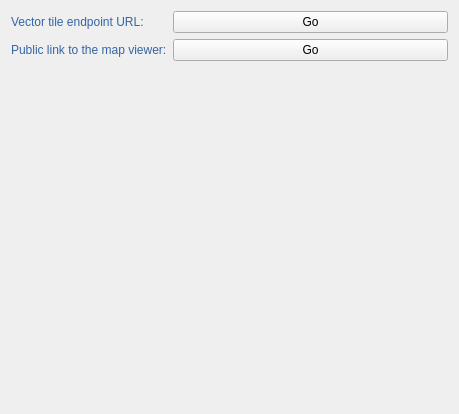
Before: the Qt Designer form geotuileur/gui/publication_creation/qwp_status.ui in JulesGrillot/plugin-qgis-geoplateforme, drawn with Qt 5.
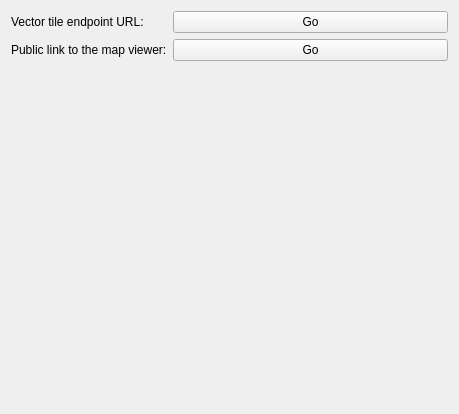
After: the same form once the commit is applied.

Commit message: Remove specific style for QLabel

```diff
--- a/geotuileur/gui/publication_creation/qwp_status.ui
+++ b/geotuileur/gui/publication_creation/qwp_status.ui
@@ -32,10 +32,6 @@
        <verstretch>0</verstretch>
       </sizepolicy>
      </property>
-     <property name="styleSheet">
-      <string notr="true">font: 75 11pt &quot;Ubuntu Condensed&quot;;
-color: rgb(52, 101, 164);</string>
-     </property>
      <property name="text">
       <string>Vector tile endpoint URL:</string>
      </property>
@@ -56,10 +52,6 @@
        <verstretch>0</verstretch>
       </sizepolicy>
      </property>
-     <property name="styleSheet">
-      <string notr="true">font: 75 11pt &quot;Ubuntu Condensed&quot;;
-color: rgb(52, 101, 164);</string>
-     </property>
      <property name="text">
       <string>Public link to the map viewer:</string>
      </property>
```
The commit also changes 4 other files.
